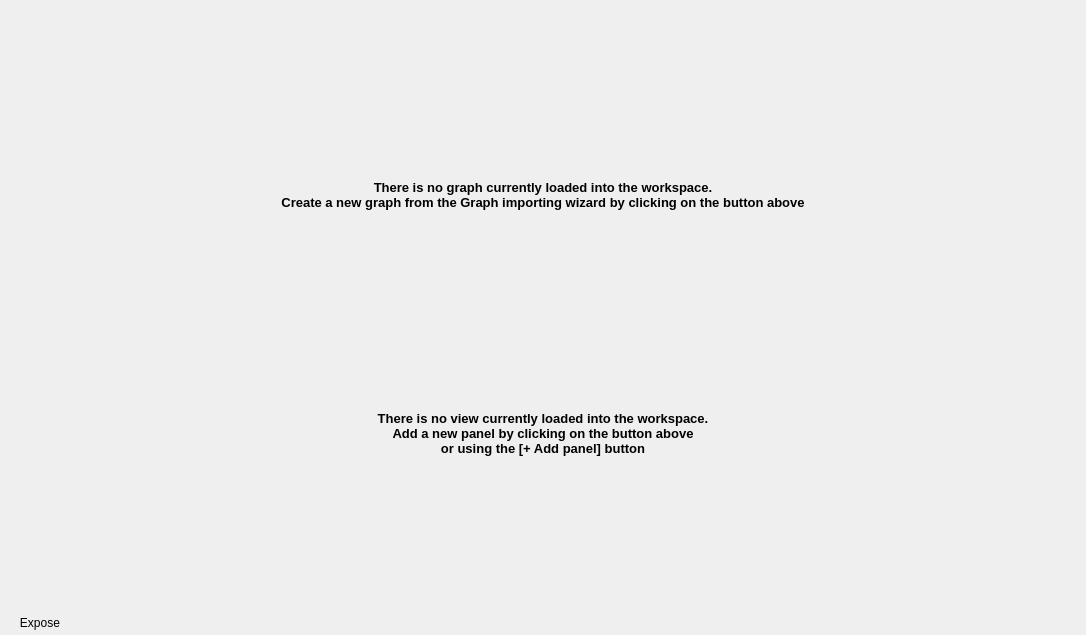
Above: library/talipot-gui/designer/Workspace.ui from anlambert/tulip before the change. Below: the same form after it.
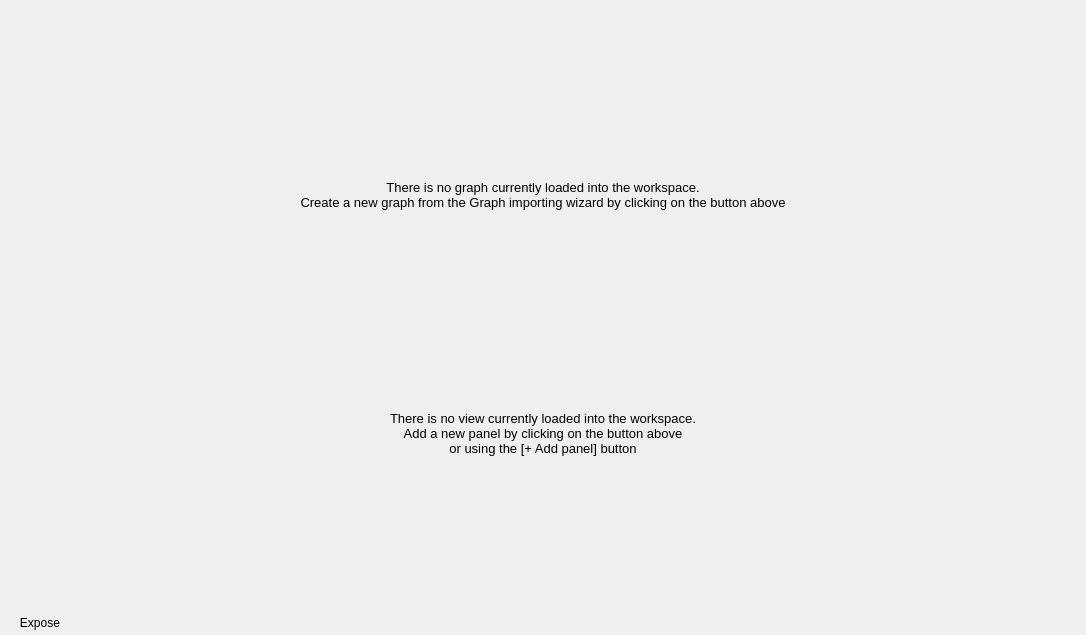
That is the form after the change. The open tabs and pages were chosen to show the change. Icons and pictures are not drawn. Custom widgets are drawn as their Qt base class.

Diff of the .ui file:
```diff
--- a/library/talipot-gui/designer/Workspace.ui
+++ b/library/talipot-gui/designer/Workspace.ui
@@ -78,8 +78,8 @@
              <string>&lt;!DOCTYPE HTML PUBLIC &quot;-//W3C//DTD HTML 4.0//EN&quot; &quot;http://www.w3.org/TR/REC-html40/strict.dtd&quot;&gt;
 &lt;html&gt;&lt;head&gt;&lt;meta name=&quot;qrichtext&quot; content=&quot;1&quot; /&gt;&lt;style type=&quot;text/css&quot;&gt;
 p, li { white-space: pre-wrap; }
-&lt;/style&gt;&lt;/head&gt;&lt;body style=&quot; font-family:'DejaVu Sans'; font-size:10pt; font-weight:400; font-style:normal;&quot;&gt;
-&lt;p style=&quot; margin-top:0px; margin-bottom:0px; margin-left:0px; margin-right:0px; -qt-block-indent:0; text-indent:0px;&quot;&gt;&lt;span style=&quot; font-weight:600;&quot;&gt;There is no graph currently loaded into the workspace.&lt;br /&gt;Create a new graph from the Graph importing wizard by clicking on the button above&lt;/span&gt;&lt;/p&gt;&lt;/body&gt;&lt;/html&gt;</string>
+&lt;/style&gt;&lt;/head&gt;&lt;body style=&quot; font-family:'Noto Sans'; font-size:10pt; font-weight:400; font-style:normal;&quot;&gt;
+&lt;p style=&quot; margin-top:0px; margin-bottom:0px; margin-left:0px; margin-right:0px; -qt-block-indent:0; text-indent:0px;&quot;&gt;&lt;span style=&quot; font-family:'DejaVu Sans';&quot;&gt;There is no graph currently loaded into the workspace.&lt;br /&gt;Create a new graph from the Graph importing wizard by clicking on the button above&lt;/span&gt;&lt;/p&gt;&lt;/body&gt;&lt;/html&gt;</string>
             </property>
             <property name="alignment">
              <set>Qt::AlignCenter</set>
@@ -149,8 +149,8 @@
              <string>&lt;!DOCTYPE HTML PUBLIC &quot;-//W3C//DTD HTML 4.0//EN&quot; &quot;http://www.w3.org/TR/REC-html40/strict.dtd&quot;&gt;
 &lt;html&gt;&lt;head&gt;&lt;meta name=&quot;qrichtext&quot; content=&quot;1&quot; /&gt;&lt;style type=&quot;text/css&quot;&gt;
 p, li { white-space: pre-wrap; }
-&lt;/style&gt;&lt;/head&gt;&lt;body style=&quot; font-family:'DejaVu Sans'; font-size:10pt; font-weight:400; font-style:normal;&quot;&gt;
-&lt;p style=&quot; margin-top:0px; margin-bottom:0px; margin-left:0px; margin-right:0px; -qt-block-indent:0; text-indent:0px;&quot;&gt;&lt;span style=&quot; font-weight:600;&quot;&gt;There is no view currently loaded into the workspace.&lt;br /&gt;Add a new panel by clicking on the button above&lt;br/&gt;or using the [+ Add panel] button&lt;/span&gt;&lt;/p&gt;&lt;/body&gt;&lt;/html&gt;</string>
+&lt;/style&gt;&lt;/head&gt;&lt;body style=&quot; font-family:'Noto Sans'; font-size:10pt; font-weight:400; font-style:normal;&quot;&gt;
+&lt;p style=&quot; margin-top:0px; margin-bottom:0px; margin-left:0px; margin-right:0px; -qt-block-indent:0; text-indent:0px;&quot;&gt;&lt;span style=&quot; font-family:'DejaVu Sans';&quot;&gt;There is no view currently loaded into the workspace.&lt;br /&gt;Add a new panel by clicking on the button above&lt;br /&gt;or using the [+ Add panel] button&lt;/span&gt;&lt;/p&gt;&lt;/body&gt;&lt;/html&gt;</string>
             </property>
             <property name="alignment">
              <set>Qt::AlignCenter</set>
```
Left out of the diff: 10 changed lines with no effect on the pictures.
